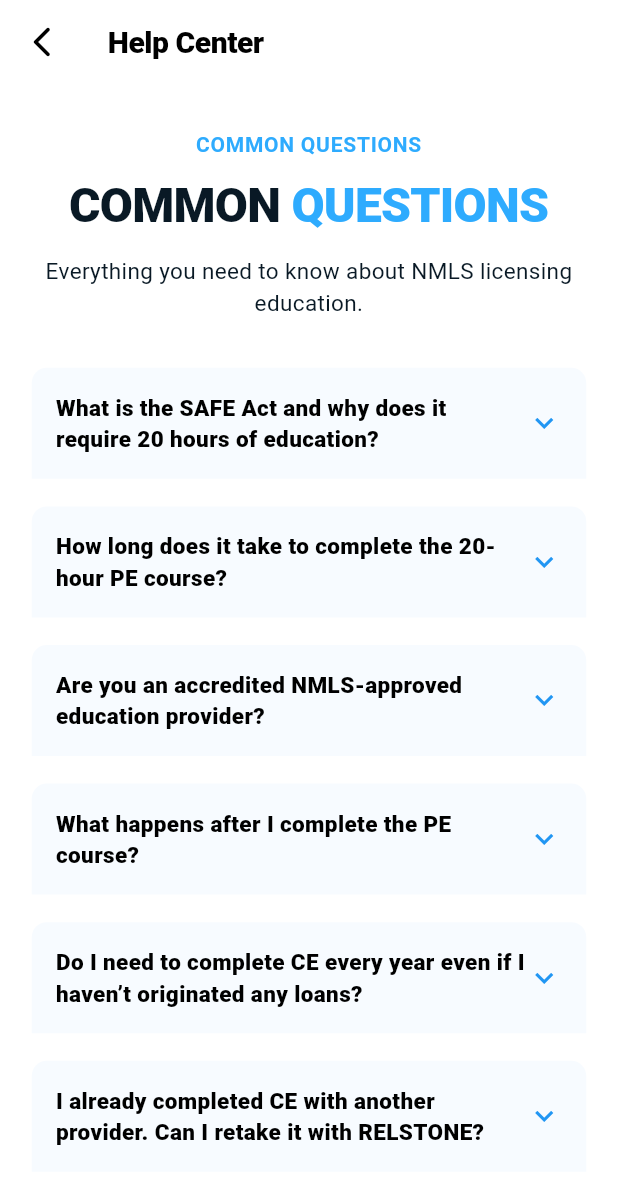
After one commit to MatthewAdami/NMLS-RELSTONE-MOBILE, a Flutter app: the FaqScreen screen opened directly, on a phone screen of 412 x 824 dp. The commit adds this screen. Shown: the top 1184 px of the screen. Run offline on Flutter 3.47's test engine with Material 3 defaults, Android fonts, the phone set to English and light mode, and no system bars; our stand-ins replace shared_preferences; accounts and stored records are empty; network calls fail.

Commit message:
Help Center Page

```diff
--- a/lib/dashboard_screen.dart
+++ b/lib/dashboard_screen.dart
@@ -5,6 +5,7 @@ import 'package:nmls_mobile/config/api_config.dart';
 import 'package:nmls_mobile/courses_screen.dart';
 import 'package:nmls_mobile/how_it_works_screen.dart';
 import 'package:nmls_mobile/about_relstone_screen.dart';
+import 'package:nmls_mobile/faq_screen.dart';
 
 // ─── Theme ────────────────────────────────────────────────────────────
 const kDark        = Color(0xFF091925);
@@ -321,6 +322,17 @@ class _DashboardScreenState extends State<DashboardScreen>
         title: 'About Relstone',
         subtitle: 'Learn more about Relstone',
         onTap: _goToAboutRelstone,
+      ),
+      const SizedBox(height: 8),
+      _ActionCard(
+        icon: Icons.help_outline_rounded,
+        title: 'Help Center / FAQ',
+        subtitle: 'Get answers & support',
+        onTap: () {
+          Navigator.of(context).push(
+            MaterialPageRoute(builder: (_) => const FaqScreen()),
+          );
+        },
       ),
       const SizedBox(height: 8),
       _ActionCard(icon: Icons.person_outline,        title: 'My Profile',       subtitle: 'View account info & sign out',  onTap: () => _showProfileSheet()),
--- /dev/null
+++ b/lib/faq_screen.dart
@@ -0,0 +1,228 @@
+import 'package:flutter/material.dart';
+
+class FaqScreen extends StatelessWidget {
+  const FaqScreen({Key? key}) : super(key: key);
+
+  @override
+  Widget build(BuildContext context) {
+    return Scaffold(
+      backgroundColor: Colors.white,
+      appBar: AppBar(
+        backgroundColor: Colors.white,
+        elevation: 0,
+        leading: IconButton(
+          icon: const Icon(Icons.arrow_back_ios_new_rounded, color: Colors.black),
+          onPressed: () => Navigator.of(context).pop(),
+        ),
+        title: const Text(
+          'Help Center',
+          style: TextStyle(
+            color: Colors.black,
+            fontWeight: FontWeight.w900,
+            fontSize: 20,
+            letterSpacing: -0.3,
+          ),
+        ),
+        centerTitle: false,
+      ),
+      body: ListView(
+        padding: const EdgeInsets.all(20),
+        children: [
+          // Top section (customize as needed)
+          Column(
+            crossAxisAlignment: CrossAxisAlignment.center,
+            children: const [
+              SizedBox(height: 10),
+              Text(
+                'COMMON QUESTIONS',
+                style: TextStyle(
+                  color: Color(0xFF2EABFE),
+                  fontWeight: FontWeight.w700,
+                  fontSize: 14,
+                  letterSpacing: 0.5,
+                ),
+                textAlign: TextAlign.center,
+              ),
+              SizedBox(height: 8),
+              Row(
+                mainAxisAlignment: MainAxisAlignment.center,
+                crossAxisAlignment: CrossAxisAlignment.end,
+                children: [
+                  Text(
+                    'COMMON ',
+                    style: TextStyle(
+                      fontSize: 32,
+                      fontWeight: FontWeight.w900,
+                      color: Color(0xFF091925),
+                      letterSpacing: -0.5,
+                    ),
+                  ),
+                  Text(
+                    'QUESTIONS',
+                    style: TextStyle(
+                      fontSize: 32,
+                      fontWeight: FontWeight.w900,
+                      color: Color(0xFF2EABFE),
+                      letterSpacing: -0.5,
+                    ),
+                  ),
+                ],
+              ),
+              SizedBox(height: 10),
+              Text(
+                'Everything you need to know about NMLS licensing education.',
+                style: TextStyle(
+                  fontSize: 15,
+                  color: Color(0xFF091925),
+                  fontWeight: FontWeight.w400,
+                ),
+                textAlign: TextAlign.center,
+              ),
+              SizedBox(height: 24),
+            ],
+          ),
+          // FAQ items (updated content)
+          _FaqItem(
+            question: 'What is the SAFE Act and why does it require 20 hours of education?',
+            answer: 'The SAFE Mortgage Licensing Act (SAFE Act) is a federal law that established minimum standards for the licensing and registration of mortgage loan originators (MLOs). It requires all new MLOs to complete at least 20 hours of NMLS-approved pre-licensing education before sitting for the NMLS exam. This includes 3 hours of federal law, 3 hours of ethics, 2 hours of non-traditional lending, and 12 elective hours.',
+          ),
+          _FaqItem(
+            question: 'How long does it take to complete the 20-hour PE course?',
+            answer: 'The 20-hour PE course is self-paced, but NMLS requires that it be completed over a minimum of 3 days (you cannot rush through it faster than real time). Most students complete it within 1–2 weeks working a few hours per day. You have 6 months from enrollment to complete the course.',
+          ),
+          _FaqItem(
+            question: 'Are you an accredited NMLS-approved education provider?',
+            answer: 'Yes. RELSTONE is a fully accredited NMLS-approved education provider. Our Provider ID is listed in the NMLS Course Catalog and all completions are reported automatically to your NMLS record. You can verify our accreditation directly on the NMLS Resource Center website.',
+          ),
+          _FaqItem(
+            question: 'What happens after I complete the PE course?',
+            answer: 'Upon successful completion of the course, you will receive a downloadable certificate of completion that you can access immediately from your student portal. Additionally, your completion is automatically reported to NMLS within 1 business day. You\'ll receive a confirmation email once your NMLS record has been updated.',
+          ),
+          _FaqItem(
+            question: 'Do I need to complete CE every year even if I haven’t originated any loans?',
+            answer: 'Yes. NMLS requires 8 hours of CE annually for all licensed MLOs, regardless of production volume. Failure to complete CE by the deadline will result in your license being placed in an "approved-inactive" status, which prevents you from originating loans until the requirement is fulfilled and your license is renewed.',
+          ),
+          _FaqItem(
+            question: 'I already completed CE with another provider. Can I retake it with RELSTONE?',
+            answer: 'No. NMLS does not allow you to repeat CE coursework that has already been reported and accepted for the current calendar year. Each of the 8 required CE hours can only be counted once per year, regardless of the provider. If you have already fulfilled your CE for the year, no additional courses are needed until the following year.',
+          ),
+        ],
+      ),
+    );
+  }
+}
+
+class _FaqItem extends StatefulWidget {
+  final String question;
+  final String answer;
+  const _FaqItem({required this.question, required this.answer});
+
+  @override
+  State<_FaqItem> createState() => _FaqItemState();
+}
+
+class _FaqItemState extends State<_FaqItem> {
+  bool _expanded = false;
+
+  @override
+  Widget build(BuildContext context) {
+    return Column(
+      crossAxisAlignment: CrossAxisAlignment.start,
+      children: [
+        AnimatedContainer(
+          duration: const Duration(milliseconds: 200),
+          margin: const EdgeInsets.symmetric(vertical: 8),
+          decoration: BoxDecoration(
+            color: _expanded ? const Color(0xFFEAF6FE) : Colors.transparent,
+            borderRadius: BorderRadius.circular(10),
+            border: Border.all(
+              color: _expanded ? const Color(0xFFB6E0FE) : Colors.transparent,
+              width: 1.2,
+            ),
+            boxShadow: _expanded
+                ? [
+                    BoxShadow(
+                      color: Colors.black.withValues(alpha: 0.04),
+                      blurRadius: 6,
+                      offset: const Offset(0, 2),
+                    ),
+                  ]
+                : [],
+          ),
+          child: Column(
+            crossAxisAlignment: CrossAxisAlignment.start,
+            children: [
+              GestureDetector(
+                onTap: () => setState(() => _expanded = !_expanded),
+                child: Container(
+                  padding: const EdgeInsets.symmetric(horizontal: 16, vertical: 16),
+                  decoration: BoxDecoration(
+                    color: _expanded ? const Color(0xFFD2EDFC) : const Color(0xFFF7FBFF),
+                    borderRadius: const BorderRadius.only(
+                      topLeft: Radius.circular(10),
+                      topRight: Radius.circular(10),
+                    ),
+                  ),
+                  child: Row(
+                    children: [
+                      Expanded(
+                        child: Text(
+                          widget.question,
+                          style: const TextStyle(
+                            fontWeight: FontWeight.w900,
+                            fontSize: 15,
+                            color: Colors.black,
+                          ),
+                        ),
+                      ),
+                      if (_expanded)
+                        GestureDetector(
+                          onTap: () => setState(() => _expanded = false),
+                          child: Container(
+                            decoration: BoxDecoration(
+                              color: const Color(0xFFB6E0FE),
+                              shape: BoxShape.circle,
+                            ),
+                            padding: const EdgeInsets.all(2),
+                            child: const Icon(Icons.close, size: 18, color: Colors.white),
+                          ),
+                        )
+                      else
+                        Icon(Icons.expand_more, color: Colors.blue),
+                    ],
+                  ),
+                ),
+              ),
+              AnimatedCrossFade(
+                firstChild: const SizedBox.shrink(),
+                secondChild: Container(
+                  width: double.infinity,
+                  decoration: const BoxDecoration(
+                    color: Color(0xFFF7FBFF),
+                    borderRadius: BorderRadius.only(
+                      bottomLeft: Radius.circular(10),
+                      bottomRight: Radius.circular(10),
+                    ),
+                  ),
+                  padding: const EdgeInsets.fromLTRB(16, 12, 16, 16),
+                  child: Text(
+                    widget.answer,
+                    style: const TextStyle(
+                      fontSize: 14,
+                      color: Colors.black87,
+                      fontWeight: FontWeight.w400,
+                      height: 1.5,
+                    ),
+                    textAlign: TextAlign.justify,
+                  ),
+                ),
+                crossFadeState: _expanded ? CrossFadeState.showSecond : CrossFadeState.showFirst,
+                duration: const Duration(milliseconds: 200),
+              ),
+            ],
+          ),
+        ),
+      ],
+    );
+  }
+}
```
